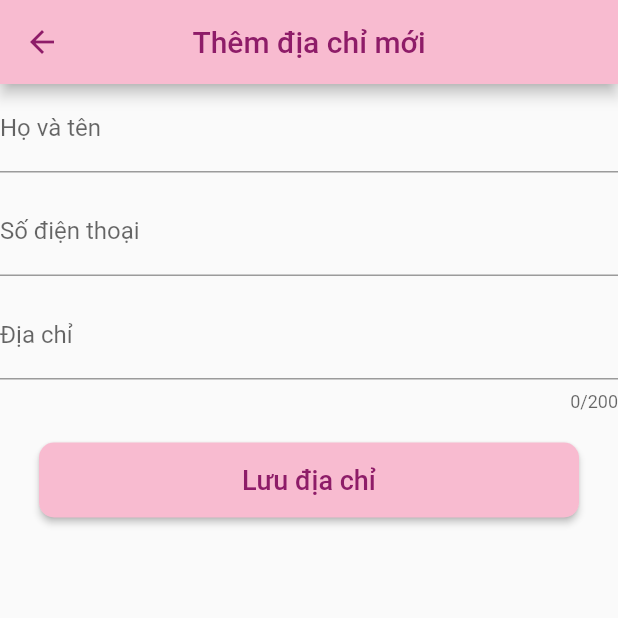
After one commit to phamduykhanh135/fashion-NKH, a Flutter app: the add_Address screen opened directly, on a phone screen of 412 x 824 dp, the top half of it. The commit adds this screen. Run offline on Flutter 3.47's test engine with Material 2 defaults, Android fonts, the phone set to English and light mode, and no system bars; our stand-ins replace carousel_slider, cloud_firestore, firebase_core, fl_chart; missing offline and left inert: dart:js_util; accounts and stored records are empty.

Commit message:
Kien_update chuc nang 95%

```diff
--- /dev/null
+++ b/lib/model/add_address.dart
@@ -0,0 +1,94 @@
+import 'package:flutter/material.dart';
+import 'package:flutter/services.dart';
+import '../data/address_Reader.dart';
+
+class add_Address extends StatefulWidget {
+  const add_Address({Key? key}) : super(key: key);
+
+  @override
+  State<add_Address> createState() => _add_AddressState();
+}
+
+class _add_AddressState extends State<add_Address> {
+  final TextEditingController _fullNameController = TextEditingController();
+  final TextEditingController _phoneController = TextEditingController();
+  final TextEditingController _addressController = TextEditingController();
+  Color myColor = Color(0xFF8E1C68);
+
+  @override
+  Widget build(BuildContext context) {
+    return Scaffold(
+      appBar: AppBar(
+        title: Text("Thêm địa chỉ mới", style: TextStyle(color: myColor)),
+        iconTheme: IconThemeData(color: myColor),
+        backgroundColor: Colors.pink.shade100,
+        centerTitle: true,
+      ),
+      body: SingleChildScrollView(
+        child: Column(
+          children: [
+            TextFormField(
+              controller: _fullNameController,
+              decoration: InputDecoration(labelText: 'Họ và tên'),
+            ),
+            SizedBox(height: 10),
+            TextFormField(
+              controller: _phoneController,
+              decoration: InputDecoration(labelText: 'Số điện thoại'),
+              keyboardType: TextInputType.phone,
+              inputFormatters: [
+                FilteringTextInputFormatter.digitsOnly, // Chỉ cho phép nhập số
+                LengthLimitingTextInputFormatter(10), // Giới hạn độ dài tối đa là 10
+                TextInputFormatter.withFunction(
+                  (oldValue, newValue) {
+                    // Số đầu tiên không được là 0
+                    if (newValue!.text.isNotEmpty && newValue.text[0] == '0') {
+                      return newValue;
+                    }
+                    return oldValue;
+                  },
+                ),
+              ],
+            ),
+            SizedBox(height: 10),
+            TextFormField(
+              maxLength: 200,
+              controller: _addressController,
+              decoration: InputDecoration(labelText: 'Địa chỉ'),
+            ),
+            SizedBox(height: 20),
+            ElevatedButton(
+              style: ButtonStyle(
+                backgroundColor: MaterialStateProperty.all(Colors.pink.shade100),
+                minimumSize: MaterialStateProperty.all(const Size(360, 50)),
+                shape: MaterialStateProperty.all(
+                  RoundedRectangleBorder(
+                    borderRadius: BorderRadius.circular(10),
+                  ),
+                ),
+              ),
+              onPressed: () {
+                if (_fullNameController.text.isNotEmpty &&
+                    _phoneController.text.isNotEmpty &&
+                    _addressController.text.isNotEmpty) {
+                  Address.addNewaddress(
+                    _fullNameController.text,
+                    _addressController.text,
+                    _phoneController.text,
+                  );
+                } else {
+                  ScaffoldMessenger.of(context).showSnackBar(
+                    SnackBar(
+                      content: Text('Vui lòng điền đầy đủ thông tin.'),
+                    ),
+                  );
+                }
+              },
+              child: Text('Lưu địa chỉ', style: TextStyle(color: myColor, fontSize: 18)),
+            ),
+          ],
+        ),
+      ),
+    );
+  }
+}
```
Also changed, not shown: lib/data/address_Reader.dart (+6 -7 lines), lib/model/buy_SelectedOption.dart (+42 -9 lines), lib/model/buy_bottom.dart (+10 -8 lines), lib/views/address_Screen.dart (+64 -16 lines), lib/views/buy.dart (+43 -13 lines), 20 other files.
